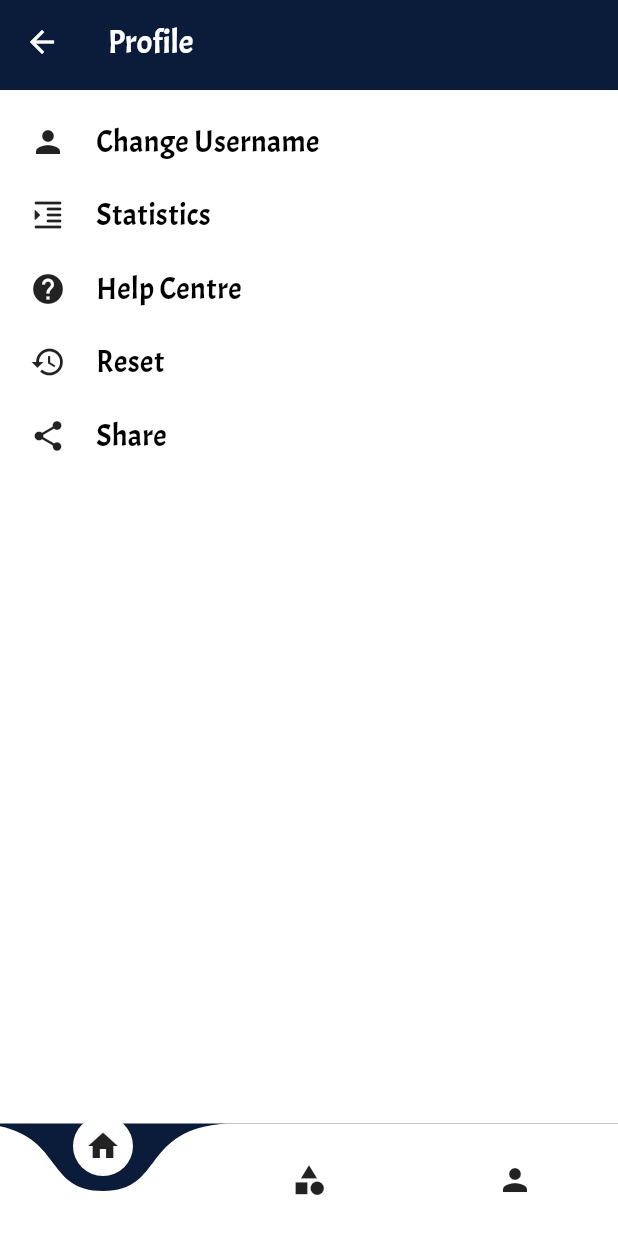
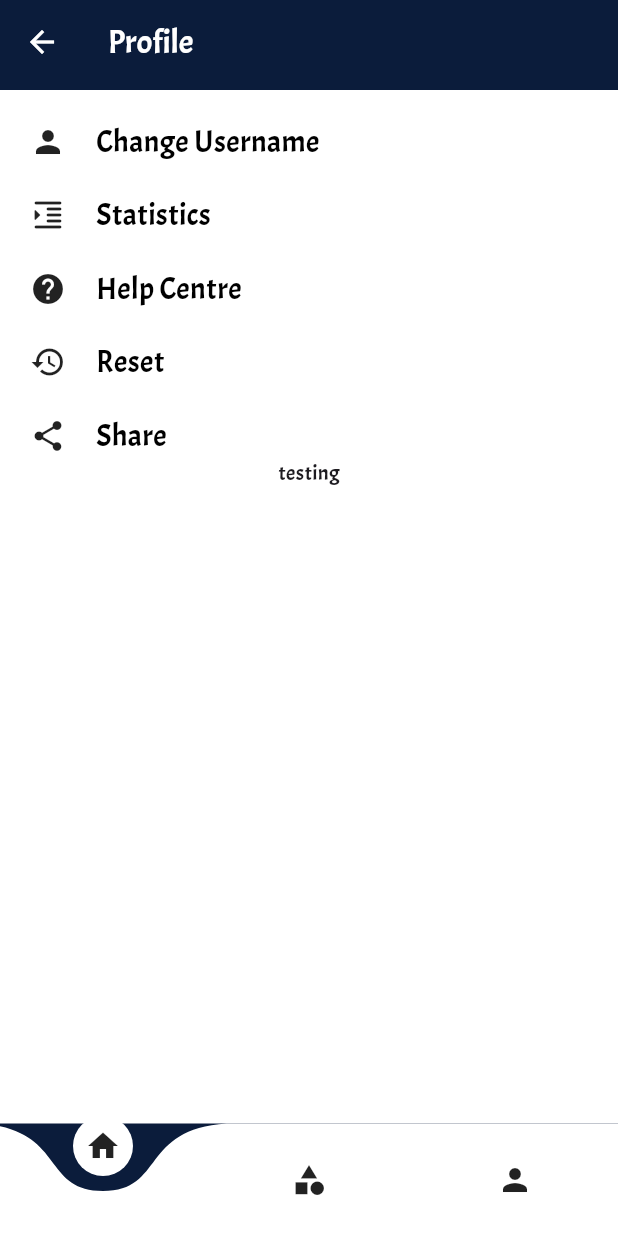
Before and after one commit to Roshandevelops/money-tracker, a Flutter app: the ProfileScreen screen opened directly, on a phone screen of 412 x 824 dp. Run offline on Flutter 3.47's test engine with Material 3 defaults, Android fonts, the phone set to English and light mode, and no system bars; drawn by our look-alikes of curved_navigation_bar; our stand-ins replace flutter_slidable, hive_flutter, pie_chart, share_plus, shared_preferences; accounts and stored records are empty.

Commit message:
I added a sample text in profile screen

```diff
--- a/lib/screens/profile/widget/profile_item_widget.dart
+++ b/lib/screens/profile/widget/profile_item_widget.dart
@@ -107,6 +107,7 @@ class _ProfileItemWidgetState extends State<ProfileItemWidget> {
               shareText();
             },
             iconData: Icons.share),
+        Text("testing"),
         const SizedBox(
           height: 20,
         ),
```
